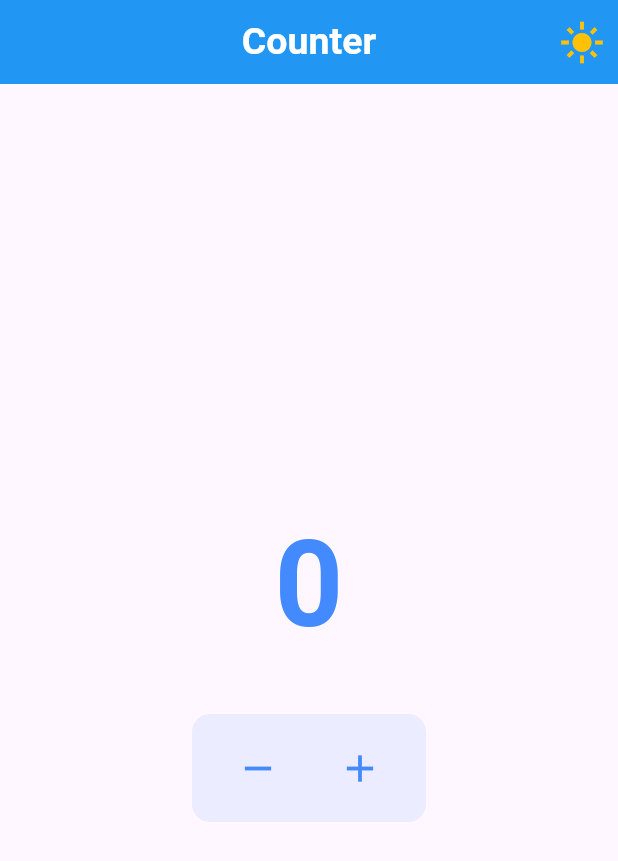
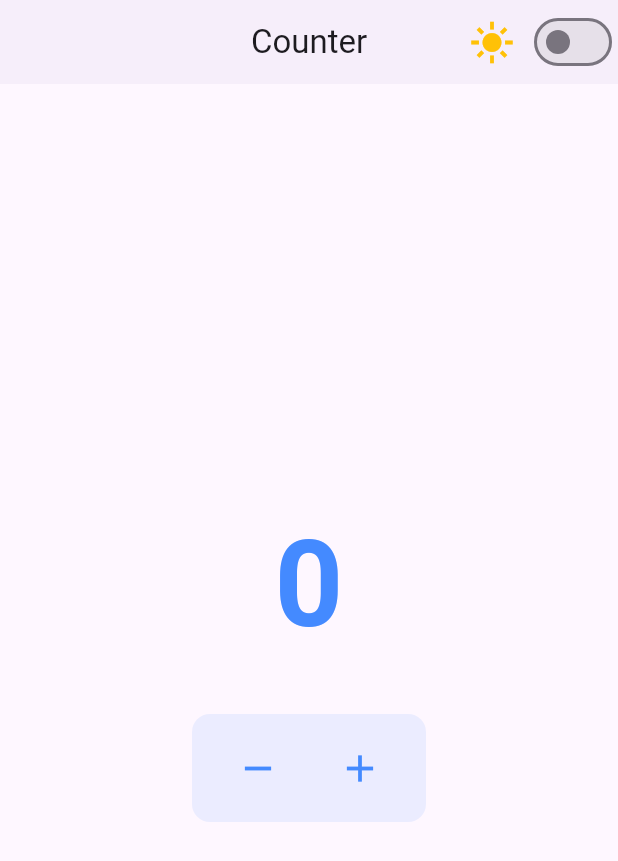
Before and after one commit to mohdnihaln/counter_with_darkthemebutton_using_bloc, a Flutter app: the screen it shows after launch, on a phone screen of 412 x 824 dp. Shown: the top 861 px of the screen. Run offline on Flutter 3.47's test engine with Material 3 defaults, Android fonts, the phone set to English and light mode, and no system bars; our stand-ins replace bloc, flutter_bloc.

Commit message:
Update Homepage.dart

```diff
--- a/lib/features/Homepage.dart
+++ b/lib/features/Homepage.dart
@@ -16,16 +16,9 @@ class CounterPage extends StatelessWidget {
         bool isLight = !isDark;
         return Scaffold(
           appBar: AppBar(
-            backgroundColor: Colors.blue,
             centerTitle: true,
-            title: Text(
-              style: TextStyle(
-                color: Colors.white,
-                fontWeight: FontWeight.bold,
-                fontSize: 25,
-              ),
-              "Counter",
-            ),
+            title: Text("Counter"),
+            elevation: 1,
             actions: [
               IconButton(
                 onPressed: () {
@@ -39,12 +32,12 @@ class CounterPage extends StatelessWidget {
                       : Icons.nightlight_round_outlined,
                 ),
               ),
-              // Switch(
-              //   value: isDark,
-              //   onChanged: (value) {
-              //     context.read<ThemeCubit>().toggleTheme(value);
-              //   },
-              // ),
+              Switch(
+                value: isDark,
+                onChanged: (value) {
+                  context.read<ThemeCubit>().toggleTheme(value);
+                },
+              ),
             ],
           ),
           body: BlocBuilder<CounterBloc, CounterState>(
```
